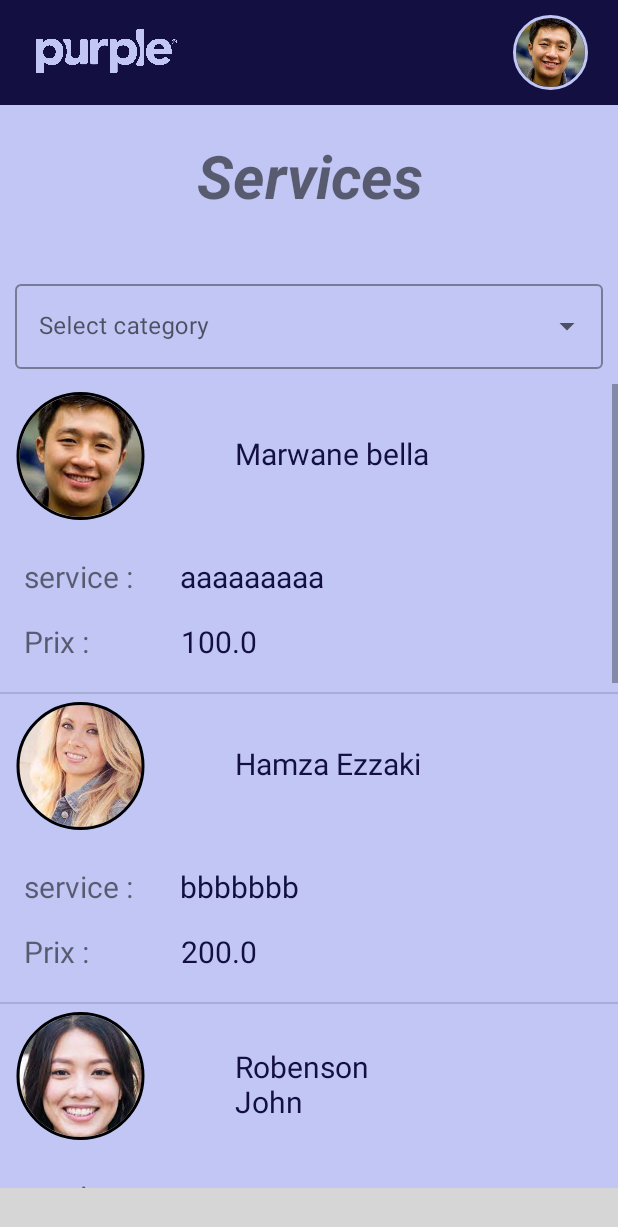
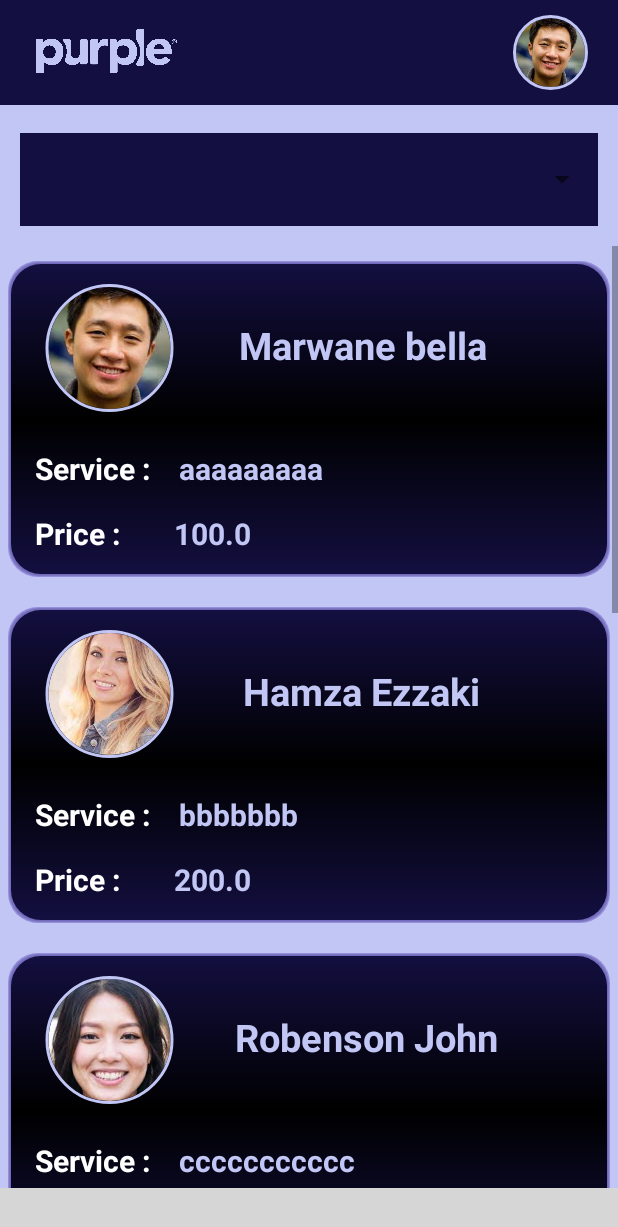
Before and after one commit to MarwaneBella/Serve-App, an Android app: the fragment ListViewFragment placed in its activity, on a phone screen of 412 x 824 dp. Shown: the top 1227 px of the screen. Run offline under Robolectric (Android 15) with nearby library versions, the phone set to English and light mode, and no system bars; our stand-ins replace CircleImageView; libraries missing offline, so code that uses them is left out: com.etebarian.meowbottomnavigation; plain views replace MeowBottomNavigation; 7 statements that could not run were skipped; grey boxes are pictures that could not be loaded.

Commit message:
Serve-App

```diff
--- a/app/build.gradle
+++ b/app/build.gradle
@@ -1,5 +1,6 @@
 plugins {
     id 'com.android.application'
+    id 'com.google.gms.google-services'
 }
 
 android {
@@ -35,6 +36,7 @@ dependencies {
     implementation 'de.hdodenhof:circleimageview:3.1.0'
     implementation 'com.etebarian:meow-bottom-navigation-java:1.2.0'
     implementation 'androidx.legacy:legacy-support-v4:1.0.0'
+    implementation 'com.google.firebase:firebase-auth:19.2.0'
     testImplementation 'junit:junit:4.+'
     androidTestImplementation 'androidx.test.ext:junit:1.1.3'
     androidTestImplementation 'androidx.test.espresso:espresso-core:3.4.0'
--- /dev/null
+++ b/app/src/main/res/drawable/list_bg.xml
@@ -0,0 +1,63 @@
+<?xml version="1.0" encoding="utf-8"?>
+<layer-list xmlns:android="http://schemas.android.com/apk/res/android" >
+
+    <!-- Drop Shadow Stack -->
+
+    <item>
+        <shape>
+            <padding
+                android:bottom="1dp"
+                android:left="1dp"
+                android:right="1dp"
+                android:top="1dp" />
+
+            <solid android:color="#948EDC" />
+
+            <corners android:radius="20dp" />
+        </shape>
+    </item>
+    <item>
+        <shape>
+            <padding
+                android:bottom="1dp"
+                android:left="1dp"
+                android:right="1dp"
+                android:top="1dp" />
+
+            <solid android:color="#7D77BD" />
+
+            <corners android:radius="20dp" />
+        </shape>
+    </item>
+    <item>
+        <shape>
+            <padding
+                android:bottom="1dp"
+                android:left="1dp"
+                android:right="1dp"
+                android:top="1dp" />
+
+            <solid android:color="#716ABF" />
+
+            <corners android:radius="20dp" />
+        </shape>
+    </item>
+
+
+    <!-- Background -->
+    <item>
+        <shape>
+
+            <gradient android:angle="90"
+                android:startColor="@color/firstColor"
+                android:centerColor="#000000"
+
+                android:endColor="@color/firstColor"
+
+                />
+
+            <corners android:radius="20dp" />
+        </shape>
+    </item>
+
+</layer-list>
--- a/app/src/main/res/layout/fragment_list_view.xml
+++ b/app/src/main/res/layout/fragment_list_view.xml
@@ -13,16 +13,7 @@
         android:layout_width="match_parent"
         android:layout_height="match_parent"
         android:background="@color/secondColor">
-        <TextView
-            android:id="@+id/textService"
-            android:layout_width="match_parent"
-            android:layout_height="wrap_content"
-            android:layout_marginTop="20dp"
-            android:gravity="center"
-            android:textSize="40sp"
-            android:textStyle="bold|italic"
-            android:layout_marginBottom="30dp"
-            android:text="Services" />
+
 
 
         <com.google.android.material.textfield.TextInputLayout
@@ -32,15 +23,25 @@
             android:layout_height="wrap_content"
             android:layout_margin="10dp"
             android:layout_marginStart="10dp"
+            android:padding="3dp"
             android:layout_marginEnd="9dp"
             android:hint="@string/select"
-            android:layout_below="@+id/textService"
+            android:textColorHint="@color/firstColor"
+            app:boxCornerRadiusBottomEnd="12dp"
+            app:boxCornerRadiusTopEnd="12dp"
+            app:boxCornerRadiusBottomStart="12dp"
+            app:boxCornerRadiusTopStart="12dp"
+            app:boxStrokeWidth="1.5dp"
             >
 
             <AutoCompleteTextView
                 android:id="@+id/auto_complete_txt"
                 android:layout_width="match_parent"
                 android:layout_height="wrap_content"
+                android:background="@color/firstColor"
+                android:textStyle="bold"
+                android:textSize="20sp"
+                android:textColor="@color/firstColor"
                 android:inputType="none" />
         </com.google.android.material.textfield.TextInputLayout>
 
@@ -49,6 +50,8 @@
             android:layout_width="match_parent"
             android:layout_height="match_parent"
             android:layout_below="@+id/textInputLayout"
+            android:divider="@null"
+
             />
 
     </RelativeLayout>
--- a/app/src/main/res/layout/list_view.xml
+++ b/app/src/main/res/layout/list_view.xml
@@ -1,10 +1,18 @@
 <?xml version="1.0" encoding="utf-8"?>
-<androidx.constraintlayout.widget.ConstraintLayout xmlns:android="http://schemas.android.com/apk/res/android"
+<RelativeLayout xmlns:android="http://schemas.android.com/apk/res/android"
     xmlns:app="http://schemas.android.com/apk/res-auto"
     xmlns:tools="http://schemas.android.com/tools"
     android:layout_width="match_parent"
+    android:layout_height="wrap_content">
+<androidx.constraintlayout.widget.ConstraintLayout
+    android:layout_width="match_parent"
     android:layout_height="wrap_content"
-    android:paddingBottom="20dp"
+    android:paddingBottom="15dp"
+    android:background="@drawable/list_bg"
+    android:layout_marginTop="10dp"
+    android:layout_marginBottom="10dp"
+    android:layout_marginStart="5dp"
+    android:layout_marginEnd="5dp"
     >
 
     <de.hdodenhof.circleimageview.CircleImageView
@@ -13,31 +21,33 @@
         android:layout_height="85dp"
         android:layout_alignParentStart="true"
         android:layout_alignParentTop="true"
-        android:layout_marginStart="4dp"
+        android:layout_marginStart="16dp"
         android:src="@drawable/a"
+
+        app:civ_border_color="@color/secondColor"
         app:civ_border_width="2dp"
-        android:textColor="@color/firstColor"
         app:layout_constraintBottom_toBottomOf="parent"
         app:layout_constraintStart_toStartOf="parent"
         app:layout_constraintTop_toTopOf="parent"
-        app:layout_constraintVertical_bias="0.056" />
+        app:layout_constraintVertical_bias="0.122" />
 
     <TextView
         android:id="@+id/username"
-        android:layout_width="135dp"
+        android:layout_width="wrap_content"
         android:layout_height="wrap_content"
         android:layout_alignTop="@+id/avatar"
         android:layout_alignParentEnd="true"
         android:layout_toEndOf="@+id/avatar"
         android:text="Marwane Bella"
-        android:textColor="@color/firstColor"
-        android:textSize="20sp"
+        android:textColor="@color/secondColor"
+        android:textSize="25sp"
+        android:textStyle="bold"
         app:layout_constraintBottom_toBottomOf="parent"
         app:layout_constraintEnd_toEndOf="parent"
-        app:layout_constraintHorizontal_bias="0.306"
+        app:layout_constraintHorizontal_bias="0.316"
         app:layout_constraintStart_toEndOf="@+id/avatar"
         app:layout_constraintTop_toTopOf="parent"
-        app:layout_constraintVertical_bias="0.207" />
+        app:layout_constraintVertical_bias="0.23" />
 
     <TextView
         android:id="@+id/description"
@@ -46,7 +56,8 @@
         android:layout_marginTop="24dp"
         android:text="payment of facture"
         android:textSize="20sp"
-        android:textColor="@color/firstColor"
+        android:textColor="@color/secondColor"
+        android:textStyle="bold"
         app:layout_constraintBottom_toBottomOf="parent"
         app:layout_constraintEnd_toEndOf="parent"
         app:layout_constraintHorizontal_bias="0.652"
@@ -60,8 +71,10 @@
         android:layout_height="wrap_content"
         android:layout_marginStart="16dp"
         android:layout_marginTop="24dp"
-        android:text="service :"
+        android:text="Service :"
+        android:textColor="@color/white"
         android:textSize="20sp"
+        android:textStyle="bold"
         app:layout_constraintStart_toStartOf="parent"
         app:layout_constraintTop_toBottomOf="@+id/avatar" />
 
@@ -72,8 +85,9 @@
         android:layout_marginTop="16dp"
         android:layout_marginEnd="10dp"
         android:text="4000 DH"
-        android:textColor="@color/firstColor"
+        android:textColor="@color/secondColor"
         android:textSize="20sp"
+        android:textStyle="bold"
         app:layout_constraintBottom_toBottomOf="parent"
         app:layout_constraintEnd_toEndOf="parent"
         app:layout_constraintHorizontal_bias="0.909"
@@ -88,11 +102,14 @@
         android:layout_height="wrap_content"
         android:layout_marginStart="16dp"
         android:layout_marginTop="16dp"
-        android:text="Prix :"
+        android:text="Price :"
+        android:textColor="@color/white"
         android:textSize="20sp"
+        android:textStyle="bold"
         app:layout_constraintBottom_toBottomOf="parent"
         app:layout_constraintStart_toStartOf="parent"
         app:layout_constraintTop_toBottomOf="@+id/description"
         />
 
 </androidx.constraintlayout.widget.ConstraintLayout>
+</RelativeLayout>
--- a/app/src/main/res/values/themes.xml
+++ b/app/src/main/res/values/themes.xml
@@ -5,7 +5,7 @@
 
     <style name="Theme.materialComponents" parent="Theme.MaterialComponents.Light.NoActionBar">
         <!-- Primary brand color. -->
-        <item name="colorPrimary">@color/purple_500</item>
+        <item name="colorPrimary">#6152FF</item>
         <item name="colorPrimaryVariant">#424242</item>
         <item name="colorOnPrimary">@color/white</item>
         <!-- Secondary brand color. -->
--- a/build.gradle
+++ b/build.gradle
@@ -6,6 +6,7 @@ buildscript {
     }
     dependencies {
         classpath "com.android.tools.build:gradle:7.0.3"
+        classpath 'com.google.gms:google-services:4.3.3'
 
         // NOTE: Do not place your application dependencies here; they belong
         // in the individual module build.gradle files
```
